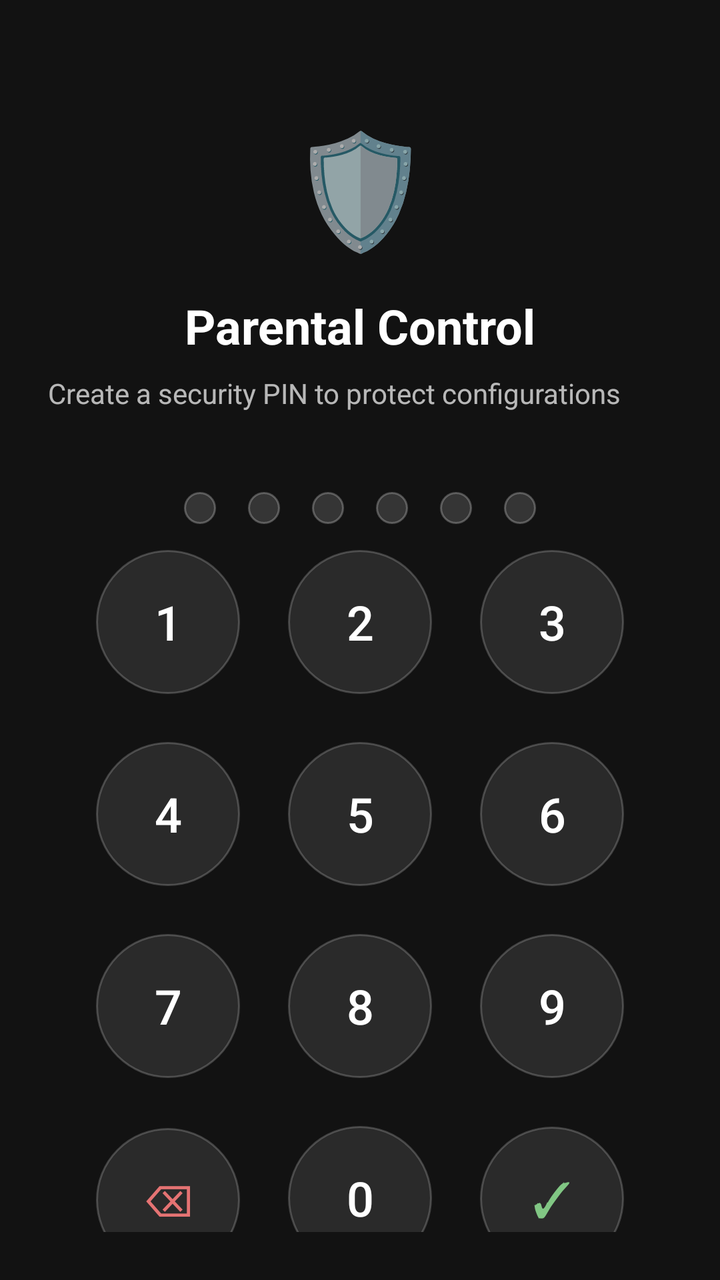
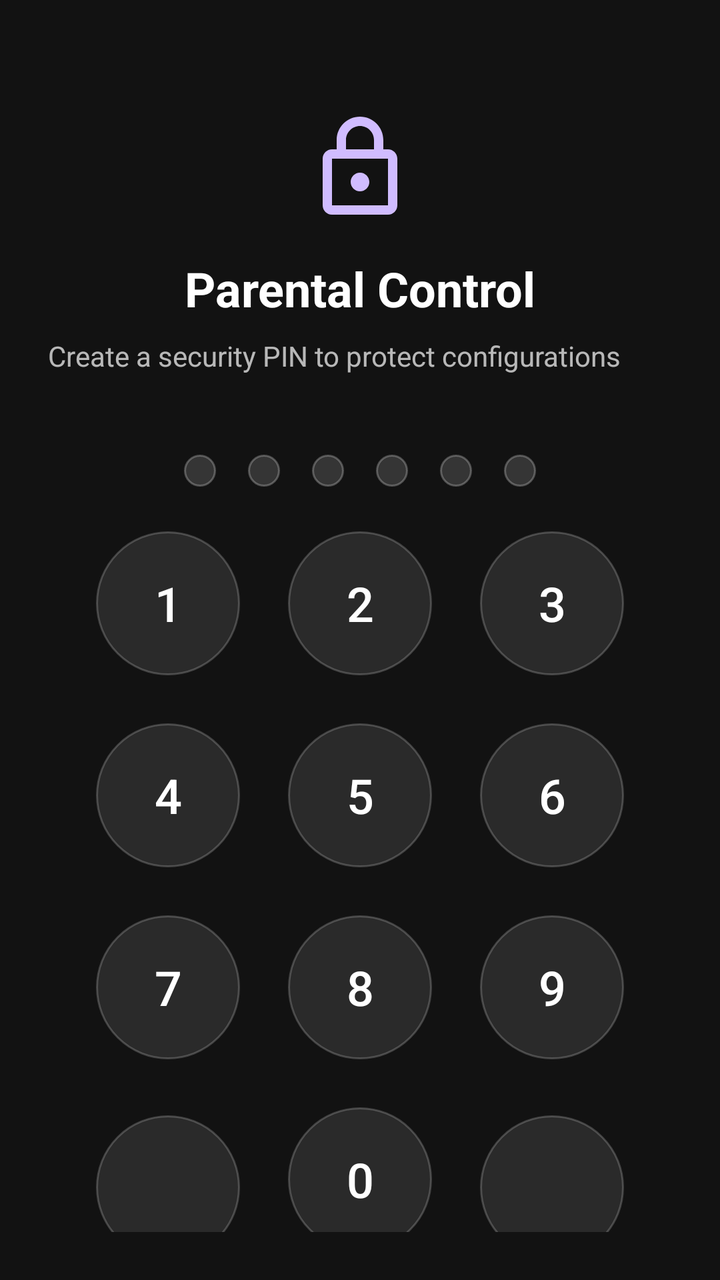

An Android layout rendered at two revisions. The XML below is the earlier revision; the diff shows what the commit changed to produce the second picture.
<!-- AndroidManifest.xml: application theme Theme.ParentalControl -->
<!-- res/layout/activity_pin.xml -->
<?xml version="1.0" encoding="utf-8"?>
<androidx.constraintlayout.widget.ConstraintLayout 
    xmlns:android="http://schemas.android.com/apk/res/android"
    xmlns:app="http://schemas.android.com/apk/res-auto"
    android:layout_width="match_parent"
    android:layout_height="match_parent"
    android:background="#121212"
    android:padding="24dp">

    
    <TextView
        android:id="@+id/tvIcon"
        android:layout_width="wrap_content"
        android:layout_height="wrap_content"
        android:text="🛡️"
        android:textSize="56sp"
        android:layout_marginTop="32dp"
        app:layout_constraintTop_toTopOf="parent"
        app:layout_constraintStart_toStartOf="parent"
        app:layout_constraintEnd_toEndOf="parent" />

    <TextView
        android:id="@+id/tvPinTitle"
        android:layout_width="wrap_content"
        android:layout_height="wrap_content"
        android:text="Parental Control"
        android:textColor="#FFFFFF"
        android:textSize="24sp"
        android:textStyle="bold"
        android:layout_marginTop="16dp"
        app:layout_constraintTop_toBottomOf="@id/tvIcon"
        app:layout_constraintStart_toStartOf="parent"
        app:layout_constraintEnd_toEndOf="parent" />

    <TextView
        android:id="@+id/tvPinSubtitle"
        android:layout_width="0dp"
        android:layout_height="wrap_content"
        android:text="Create a security PIN to protect configurations"
        android:textColor="#B3FFFFFF"
        android:textSize="14sp"
        android:textAlignment="center"
        android:layout_marginTop="8dp"
        app:layout_constraintTop_toBottomOf="@id/tvPinTitle"
        app:layout_constraintStart_toStartOf="parent"
        app:layout_constraintEnd_toEndOf="parent" />

    
    <LinearLayout
        android:id="@+id/layoutDots"
        android:layout_width="wrap_content"
        android:layout_height="wrap_content"
        android:orientation="horizontal"
        android:layout_marginTop="32dp"
        app:layout_constraintTop_toBottomOf="@id/tvPinSubtitle"
        app:layout_constraintStart_toStartOf="parent"
        app:layout_constraintEnd_toEndOf="parent">

        <View
            android:id="@+id/dot1"
            android:layout_width="16dp"
            android:layout_height="16dp"
            android:layout_margin="8dp"
            android:background="@drawable/pin_dot_off" />

        <View
            android:id="@+id/dot2"
            android:layout_width="16dp"
            android:layout_height="16dp"
            android:layout_margin="8dp"
            android:background="@drawable/pin_dot_off" />

        <View
            android:id="@+id/dot3"
            android:layout_width="16dp"
            android:layout_height="16dp"
            android:layout_margin="8dp"
            android:background="@drawable/pin_dot_off" />

        <View
            android:id="@+id/dot4"
            android:layout_width="16dp"
            android:layout_height="16dp"
            android:layout_margin="8dp"
            android:background="@drawable/pin_dot_off" />

        <View
            android:id="@+id/dot5"
            android:layout_width="16dp"
            android:layout_height="16dp"
            android:layout_margin="8dp"
            android:background="@drawable/pin_dot_off" />

        <View
            android:id="@+id/dot6"
            android:layout_width="16dp"
            android:layout_height="16dp"
            android:layout_margin="8dp"
            android:background="@drawable/pin_dot_off" />
    </LinearLayout>

    
    <LinearLayout
        android:layout_width="wrap_content"
        android:layout_height="wrap_content"
        android:orientation="vertical"
        android:gravity="center"
        android:layout_marginTop="24dp"
        app:layout_constraintTop_toBottomOf="@id/layoutDots"
        app:layout_constraintBottom_toBottomOf="parent"
        app:layout_constraintStart_toStartOf="parent"
        app:layout_constraintEnd_toEndOf="parent">

        
        <LinearLayout
            android:layout_width="wrap_content"
            android:layout_height="wrap_content"
            android:orientation="horizontal">

            <Button
                android:id="@+id/btn1"
                style="?android:attr/borderlessButtonStyle"
                android:layout_width="72dp"
                android:layout_height="72dp"
                android:layout_margin="12dp"
                android:background="@drawable/btn_round"
                android:text="1"
                android:textColor="#FFFFFF"
                android:textSize="24sp" />

            <Button
                android:id="@+id/btn2"
                style="?android:attr/borderlessButtonStyle"
                android:layout_width="72dp"
                android:layout_height="72dp"
                android:layout_margin="12dp"
                android:background="@drawable/btn_round"
                android:text="2"
                android:textColor="#FFFFFF"
                android:textSize="24sp" />

            <Button
                android:id="@+id/btn3"
                style="?android:attr/borderlessButtonStyle"
                android:layout_width="72dp"
                android:layout_height="72dp"
                android:layout_margin="12dp"
                android:background="@drawable/btn_round"
                android:text="3"
                android:textColor="#FFFFFF"
                android:textSize="24sp" />
        </LinearLayout>

        
        <LinearLayout
            android:layout_width="wrap_content"
            android:layout_height="wrap_content"
            android:orientation="horizontal">

            <Button
                android:id="@+id/btn4"
                style="?android:attr/borderlessButtonStyle"
                android:layout_width="72dp"
                android:layout_height="72dp"
                android:layout_margin="12dp"
                android:background="@drawable/btn_round"
                android:text="4"
                android:textColor="#FFFFFF"
                android:textSize="24sp" />

            <Button
                android:id="@+id/btn5"
                style="?android:attr/borderlessButtonStyle"
                android:layout_width="72dp"
                android:layout_height="72dp"
                android:layout_margin="12dp"
                android:background="@drawable/btn_round"
                android:text="5"
                android:textColor="#FFFFFF"
                android:textSize="24sp" />

            <Button
                android:id="@+id/btn6"
                style="?android:attr/borderlessButtonStyle"
                android:layout_width="72dp"
                android:layout_height="72dp"
                android:layout_margin="12dp"
                android:background="@drawable/btn_round"
                android:text="6"
                android:textColor="#FFFFFF"
                android:textSize="24sp" />
        </LinearLayout>

        
        <LinearLayout
            android:layout_width="wrap_content"
            android:layout_height="wrap_content"
            android:orientation="horizontal">

            <Button
                android:id="@+id/btn7"
                style="?android:attr/borderlessButtonStyle"
                android:layout_width="72dp"
                android:layout_height="72dp"
                android:layout_margin="12dp"
                android:background="@drawable/btn_round"
                android:text="7"
                android:textColor="#FFFFFF"
                android:textSize="24sp" />

            <Button
                android:id="@+id/btn8"
                style="?android:attr/borderlessButtonStyle"
                android:layout_width="72dp"
                android:layout_height="72dp"
                android:layout_margin="12dp"
                android:background="@drawable/btn_round"
                android:text="8"
                android:textColor="#FFFFFF"
                android:textSize="24sp" />

            <Button
                android:id="@+id/btn9"
                style="?android:attr/borderlessButtonStyle"
                android:layout_width="72dp"
                android:layout_height="72dp"
                android:layout_margin="12dp"
                android:background="@drawable/btn_round"
                android:text="9"
                android:textColor="#FFFFFF"
                android:textSize="24sp" />
        </LinearLayout>

        
        <LinearLayout
            android:layout_width="wrap_content"
            android:layout_height="wrap_content"
            android:orientation="horizontal">

            <Button
                android:id="@+id/btnDelete"
                style="?android:attr/borderlessButtonStyle"
                android:layout_width="72dp"
                android:layout_height="72dp"
                android:layout_margin="12dp"
                android:background="@drawable/btn_round"
                android:text="⌫"
                android:textColor="#E57373"
                android:textSize="22sp" />

            <Button
                android:id="@+id/btn0"
                style="?android:attr/borderlessButtonStyle"
                android:layout_width="72dp"
                android:layout_height="72dp"
                android:layout_margin="12dp"
                android:background="@drawable/btn_round"
                android:text="0"
                android:textColor="#FFFFFF"
                android:textSize="24sp" />

            <Button
                android:id="@+id/btnDone"
                style="?android:attr/borderlessButtonStyle"
                android:layout_width="72dp"
                android:layout_height="72dp"
                android:layout_margin="12dp"
                android:background="@drawable/btn_round"
                android:text="✓"
                android:textColor="#81C784"
                android:textSize="24sp" />
        </LinearLayout>
    </LinearLayout>

</androidx.constraintlayout.widget.ConstraintLayout>
<!-- resources referenced by this layout -->
<resources>
  <!-- drawable btn_round (drawable) -->
  <?xml version="1.0" encoding="utf-8"?>
  <ripple xmlns:android="http://schemas.android.com/apk/res/android"
      android:color="#40FFFFFF">
      <item>
          <shape android:shape="oval">
              <solid android:color="#1AFFFFFF"/>
              <stroke android:width="1dp" android:color="#33FFFFFF"/>
              <size android:width="72dp" android:height="72dp"/>
          </shape>
      </item>
  </ripple>
  <!-- drawable pin_dot_off (drawable) -->
  <?xml version="1.0" encoding="utf-8"?>
  <shape xmlns:android="http://schemas.android.com/apk/res/android"
      android:shape="oval">
      <solid android:color="#26FFFFFF"/>
      <stroke android:width="1dp" android:color="#40FFFFFF"/>
      <size android:width="16dp" android:height="16dp"/>
  </shape>
  <style name="Theme.ParentalControl" parent="Theme.MaterialComponents.NoActionBar">
          
          <item name="colorPrimary">#D0BCFF</item>
          <item name="colorPrimaryVariant">#6200EE</item>
          <item name="colorOnPrimary">#000000</item>
          
          
          <item name="android:windowBackground">#121212</item>
          <item name="android:statusBarColor">#121212</item>
      </style>
</resources>

<!-- the commit's change to res/layout/activity_pin.xml (unified diff, before → after) -->
@@ -8,12 +8,12 @@
     android:padding="24dp">
 
     
-    <TextView
-        android:id="@+id/tvIcon"
-        android:layout_width="wrap_content"
-        android:layout_height="wrap_content"
-        android:text="🛡️"
-        android:textSize="56sp"
+    <ImageView
+        android:id="@+id/ivIcon"
+        android:layout_width="56dp"
+        android:layout_height="56dp"
+        android:src="@drawable/ic_lock"
+        app:tint="#D0BCFF"
         android:layout_marginTop="32dp"
         app:layout_constraintTop_toTopOf="parent"
         app:layout_constraintStart_toStartOf="parent"
@@ -28,7 +28,7 @@
         android:textSize="24sp"
         android:textStyle="bold"
         android:layout_marginTop="16dp"
-        app:layout_constraintTop_toBottomOf="@id/tvIcon"
+        app:layout_constraintTop_toBottomOf="@id/ivIcon"
         app:layout_constraintStart_toStartOf="parent"
         app:layout_constraintEnd_toEndOf="parent" />
 
@@ -244,9 +244,11 @@
                 android:layout_height="72dp"
                 android:layout_margin="12dp"
                 android:background="@drawable/btn_round"
-                android:text="⌫"
-                android:textColor="#E57373"
-                android:textSize="22sp" />
+                app:icon="@drawable/ic_backspace"
+                app:iconTint="#E57373"
+                app:iconSize="28dp"
+                app:iconGravity="textStart"
+                android:padding="0dp" />
 
             <Button
                 android:id="@+id/btn0"
@@ -266,9 +268,11 @@
                 android:layout_height="72dp"
                 android:layout_margin="12dp"
                 android:background="@drawable/btn_round"
-                android:text="✓"
-                android:textColor="#81C784"
-                android:textSize="24sp" />
+                app:icon="@drawable/ic_done"
+                app:iconTint="#81C784"
+                app:iconSize="28dp"
+                app:iconGravity="textStart"
+                android:padding="0dp" />
         </LinearLayout>
     </LinearLayout>
 
<!-- resource entries referenced after the edit -->
@@ -12,6 +12,36 @@
           </shape>
       </item>
   </ripple>
+  <!-- drawable ic_backspace (drawable) -->
+  <vector xmlns:android="http://schemas.android.com/apk/res/android"
+      android:width="24dp"
+      android:height="24dp"
+      android:viewportWidth="24.0"
+      android:viewportHeight="24.0">
+      <path
+          android:fillColor="#FFFFFFFF"
+          android:pathData="M22,3H7c-0.69,0 -1.23,0.35 -1.59,0.88L0,12l5.41,8.11C5.77,20.64 6.31,21 7,21h15c1.1,0 2,-0.9 2,-2V5c0,-1.1 -0.9,-2 -2,-2z M19,15.59L17.59,17 14,13.41 10.41,17 9,15.59 12.59,12 9,8.41 10.41,7 14,10.59 17.59,7 19,8.41 15.41,12 19,15.59z" />
+  </vector>
+  <!-- drawable ic_done (drawable) -->
+  <vector xmlns:android="http://schemas.android.com/apk/res/android"
+      android:width="24dp"
+      android:height="24dp"
+      android:viewportWidth="24.0"
+      android:viewportHeight="24.0">
+      <path
+          android:fillColor="#FFFFFFFF"
+          android:pathData="M9,16.2L4.8,12l-1.4,1.4L9,19 21,7l-1.4,-1.4L9,16.2z" />
+  </vector>
+  <!-- drawable ic_lock (drawable) -->
+  <vector xmlns:android="http://schemas.android.com/apk/res/android"
+      android:width="24dp"
+      android:height="24dp"
+      android:viewportWidth="24.0"
+      android:viewportHeight="24.0">
+      <path
+          android:fillColor="#FFFFFFFF"
+          android:pathData="M18,8h-1V6c0,-2.76 -2.24,-5 -5,-5S7,3.24 7,6v2H6c-1.1,0 -2,0.9 -2,2v10c0,1.1 0.9,2 2,2h12c1.1,0 2,-0.9 2,-2V10c0,-1.1 -0.9,-2 -2,-2z M9,6c0,-1.66 1.34,-3 3,-3s3,1.34 3,3v2H9V6z M18,20H6V10h12v10z M12,17c1.1,0 2,-0.9 2,-2s-0.9,-2 -2,-2s-2,0.9 -2,2s0.9,2 2,2z" />
+  </vector>
   <!-- drawable pin_dot_off (drawable) -->
   <?xml version="1.0" encoding="utf-8"?>
   <shape xmlns:android="http://schemas.android.com/apk/res/android"
